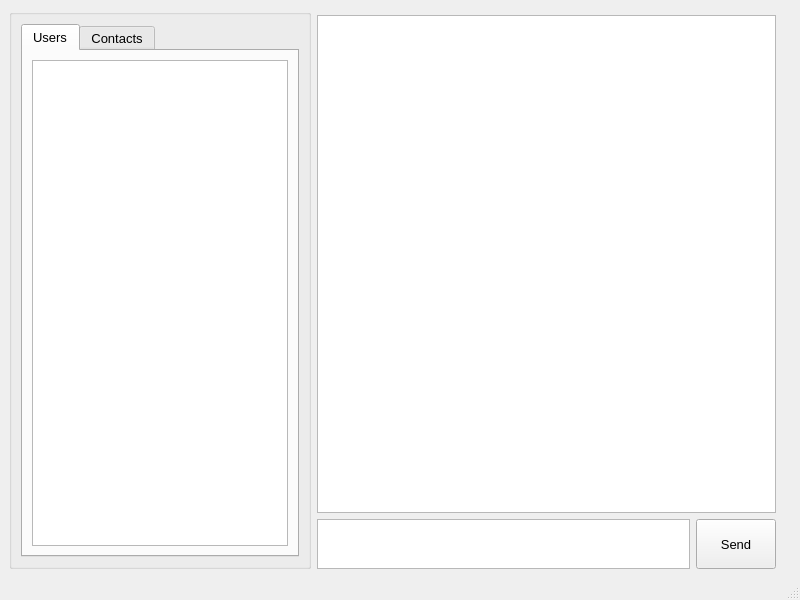
This is client/ui/client.ui in Serega-SPb/Geekbrains_Client_Server_App as Qt 5 draws it before an edit. The edited form follows.
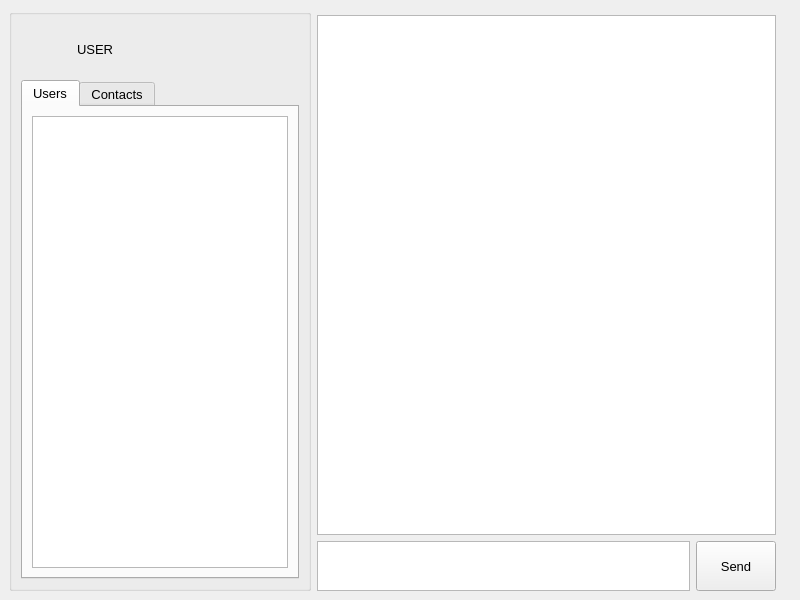
This is the edited form.

Commit message: added dialog to load images and add effects to the images (sepia, gray, b&w, negative) added formatting chat text (bold - ** ital - ## underline - __ ) added set/load user avatar (local dir) added test chat dialog + add smiles in text (not in chat) fixed imports ui widgets replaced custom MessageBox to QMessageBox

The edit to the form file:
```diff
--- a/client/ui/client.ui
+++ b/client/ui/client.ui
@@ -47,7 +47,7 @@
        <property name="sizeConstraint">
         <enum>QLayout::SetDefaultConstraint</enum>
        </property>
-       <item row="0" column="0">
+       <item row="1" column="0">
         <widget class="QTabWidget" name="tabWidget">
          <property name="minimumSize">
           <size>
@@ -80,6 +80,42 @@
          </widget>
         </widget>
        </item>
+       <item row="0" column="0">
+        <layout class="QHBoxLayout" name="horizontalLayout">
+         <item>
+          <widget class="QLabel" name="avatarLbl">
+           <property name="minimumSize">
+            <size>
+             <width>50</width>
+             <height>50</height>
+            </size>
+           </property>
+           <property name="maximumSize">
+            <size>
+             <width>50</width>
+             <height>50</height>
+            </size>
+           </property>
+           <property name="text">
+            <string/>
+           </property>
+           <property name="margin">
+            <number>0</number>
+           </property>
+          </widget>
+         </item>
+         <item>
+          <widget class="QLabel" name="usernameLbl">
+           <property name="text">
+            <string>USER</string>
+           </property>
+           <property name="margin">
+            <number>15</number>
+           </property>
+          </widget>
+         </item>
+        </layout>
+       </item>
       </layout>
      </widget>
     </item>
@@ -131,7 +167,6 @@
     </item>
    </layout>
   </widget>
-  <widget class="QStatusBar" name="statusbar"/>
  </widget>
  <resources/>
  <connections/>
```
The commit also changes 12 other files.
